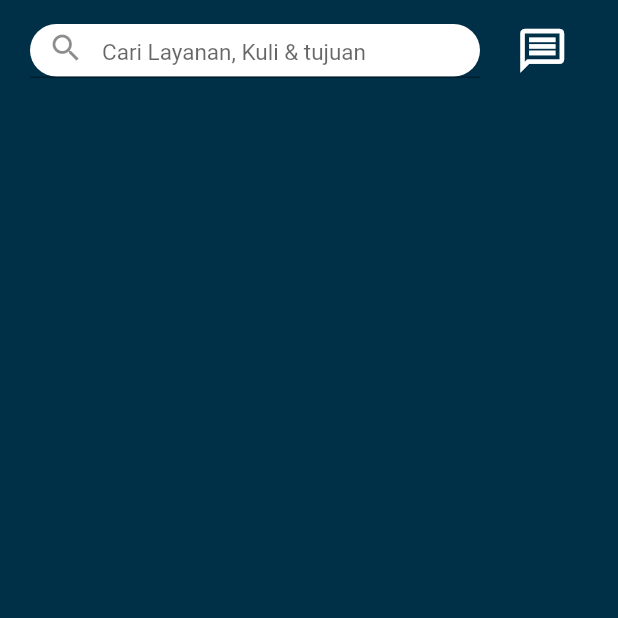
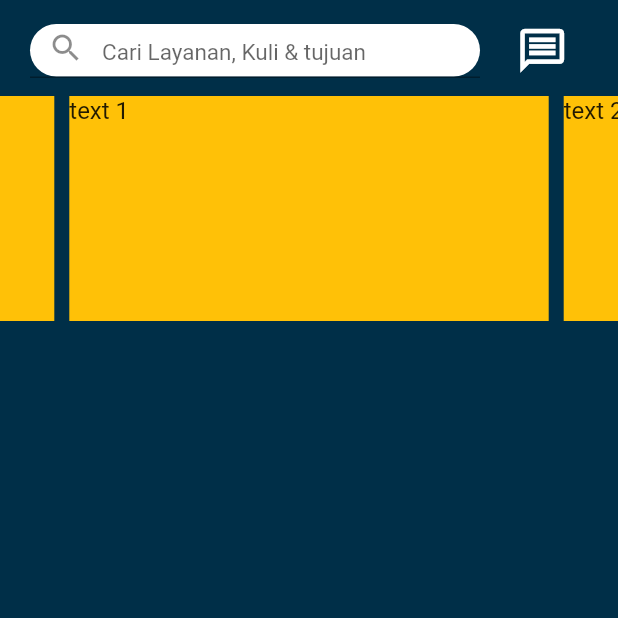
Before and after one commit to LeoCandraGW/Capstone-kuliku, a Flutter app: the MainPage screen opened by its route, on a phone screen of 412 x 824 dp, the top half of it. Run offline on Flutter 3.47's test engine with Material 2 defaults, Android fonts, the phone set to English and light mode, and no system bars; drawn by our look-alikes of carousel_slider.

Commit message:
carousel slider main page

```diff
--- a/lib/presentation/pages/main_page.dart
+++ b/lib/presentation/pages/main_page.dart
@@ -1,4 +1,5 @@
 import 'package:flutter/material.dart';
+import 'package:carousel_slider/carousel_slider.dart';
 
 class MainPage extends StatelessWidget {
   static const routeName = "/mainpage";
@@ -9,7 +10,9 @@ class MainPage extends StatelessWidget {
     return Scaffold(
       backgroundColor: const Color(0xFF002f48),
       body: SafeArea(
-        child: Stack(
+        child: Column(
+          children: <Widget>[
+            Stack(
               children: <Widget>[
                 Row(
                   children: <Widget>[
@@ -50,7 +53,8 @@ class MainPage extends StatelessWidget {
                       child: IconButton(
                         icon: const Icon(
                           Icons.message_outlined,
-                  size: 35,),
+                          size: 35,
+                        ),
                         color: Colors.white,
                         onPressed: () {},
                       ),
@@ -59,6 +63,29 @@ class MainPage extends StatelessWidget {
                 ),
               ],
             ),
+            CarouselSlider(
+              options: CarouselOptions(
+                height: 150.0,
+                autoPlay: true,
+                autoPlayInterval: Duration(seconds: 5),
+                ),
+              items: [1,2,3,4].map((i){
+                return Builder(
+                  builder: (BuildContext context){
+                    return Container(
+                      width: MediaQuery.of(context).size.width,
+                      margin: EdgeInsets.symmetric(horizontal: 5.0),
+                      decoration: BoxDecoration(
+                        color: Colors.amber
+                      ),
+                      child: Text('text $i', style: TextStyle(fontSize: 16.0),),
+                    );
+                  }
+                  );
+              }).toList(),
+            ),
+          ],
+        ),
       ),
     );
   }
--- a/pubspec.yaml
+++ b/pubspec.yaml
@@ -36,6 +36,7 @@ dependencies:
   # The following adds the Cupertino Icons font to your application.
   # Use with the CupertinoIcons class for iOS style icons.
   cupertino_icons: ^1.0.2
+  carousel_slider: ^4.1.1
 
 dev_dependencies:
   flutter_test:
```
Also changed, not shown: pubspec.lock. Lines whose indentation alone changed are shown as unchanged.
